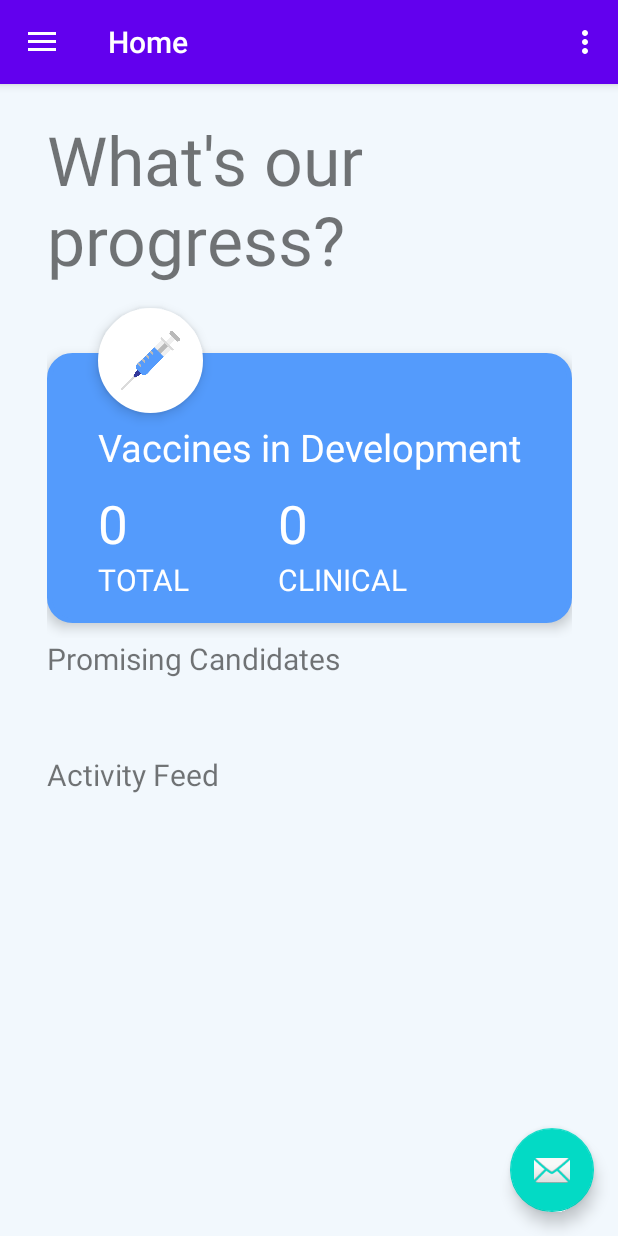
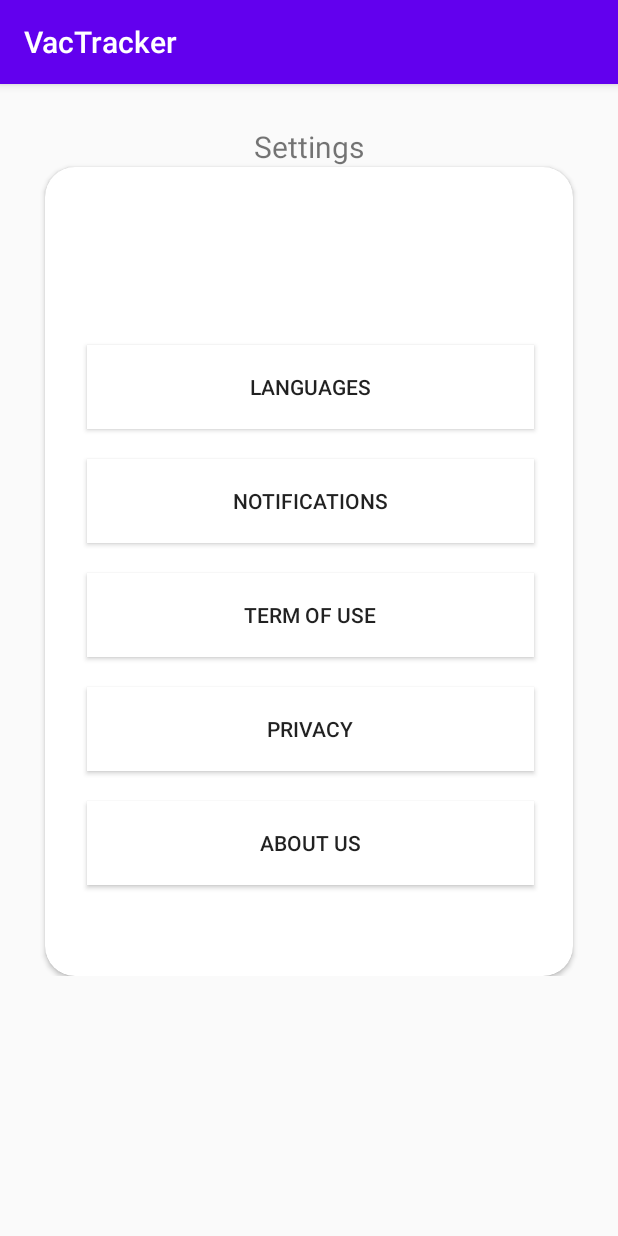
Before and after one commit to lienzhu/VacTracker, an Android app: the screen it shows after launch (MainActivity before the commit, SettingsActivity after it), in the options menu, after a tap on "Settings", on a phone screen of 412 x 824 dp. Run offline under Robolectric (Android 15) with nearby library versions, the phone set to English and light mode, and no system bars; our stand-ins replace Room's generated code, navigation-ui.

Commit message:
settings

```diff
--- a/app/src/main/AndroidManifest.xml
+++ b/app/src/main/AndroidManifest.xml
@@ -30,6 +30,11 @@
                 <category android:name="android.intent.category.LAUNCHER" />
             </intent-filter>
         </activity>
+        <activity
+            android:name=".ui.settings.SettingsActivity"
+            android:label="@string/app_name">
+
+        </activity>
 
 
         <meta-data
--- a/app/src/main/java/com/example/vactracker/MainActivity.java
+++ b/app/src/main/java/com/example/vactracker/MainActivity.java
@@ -1,14 +1,21 @@
 package com.example.vactracker;
 
+import android.app.FragmentTransaction;
+import android.content.Intent;
 import android.os.AsyncTask;
 import android.os.Bundle;
 import android.util.Log;
+import android.view.MenuItem;
 import android.view.View;
 import android.view.Menu;
 
 import com.example.vactracker.ui.DataService;
 import com.example.vactracker.ui.data.Obj;
 import com.example.vactracker.ui.data.Vaccine;
+import com.example.vactracker.ui.settings.Settings;
+import com.example.vactracker.ui.settings.SettingsActivity;
+import com.example.vactracker.ui.settings.TermsOfUse;
+import com.example.vactracker.ui.vaccines.VaccinesDetailActivity;
 import com.example.vactracker.ui.vaccines.VaccinesFragment;
 import com.google.android.material.floatingactionbutton.FloatingActionButton;
 import com.google.android.material.snackbar.Snackbar;
@@ -49,14 +56,7 @@ public class MainActivity extends AppCompatActivity {
         setContentView(R.layout.activity_main);
         Toolbar toolbar = findViewById(R.id.toolbar);
         setSupportActionBar(toolbar);
-        FloatingActionButton fab = findViewById(R.id.fab);
-        fab.setOnClickListener(new View.OnClickListener() {
-            @Override
-            public void onClick(View view) {
-                Snackbar.make(view, "Replace with your own action", Snackbar.LENGTH_LONG)
-                        .setAction("Action", null).show();
-            }
-        });
+
 
         mDb = Room.databaseBuilder(getApplicationContext(), AppDatabase.class, "app-database").allowMainThreadQueries().fallbackToDestructiveMigration()
                 .build();
@@ -83,7 +83,20 @@ public class MainActivity extends AppCompatActivity {
         getMenuInflater().inflate(R.menu.main, menu);
         return true;
     }
+    @Override
+    public boolean onOptionsItemSelected(MenuItem item) {
+        // Handle item selection
+        switch (item.getItemId()) {
+            case R.id.action_settings:
+                Intent intent = new Intent(getApplicationContext(), SettingsActivity.class);
+                startActivity(intent);
 
+                return true;
+
+            default:
+                return super.onOptionsItemSelected(item);
+        }
+    }
     @Override
     public boolean onSupportNavigateUp() {
         NavController navController = Navigation.findNavController(this, R.id.nav_host_fragment);
--- a/app/src/main/java/com/example/vactracker/ui/settings/Settings.java
+++ b/app/src/main/java/com/example/vactracker/ui/settings/Settings.java
@@ -82,12 +82,12 @@ public class Settings extends Fragment {
             }
         });
 
-        b6.setOnClickListener(new View.OnClickListener() {
-            @Override
-            public void onClick(View view) {
-
-            }
-        });
+//        b6.setOnClickListener(new View.OnClickListener() {
+//            @Override
+//            public void onClick(View view) {
+//
+//            }
+//        });
 
 
      return root;
--- /dev/null
+++ b/app/src/main/java/com/example/vactracker/ui/settings/SettingsActivity.java
@@ -0,0 +1,25 @@
+package com.example.vactracker.ui.settings;
+
+import android.os.Bundle;
+
+import androidx.appcompat.app.AppCompatActivity;
+
+import com.example.vactracker.R;
+
+public class SettingsActivity extends AppCompatActivity {
+    @Override
+    protected void onCreate(Bundle savedInstanceState) {
+        super.onCreate(savedInstanceState);
+        setContentView(R.layout.activity_settings);
+
+        if (savedInstanceState == null) {
+//            Bundle arguments = new Bundle();
+//            arguments.putString(DetailFragment.ARG_ITEM_ID, getIntent().getStringExtra(DetailFragment.ARG_ITEM_ID));
+            Settings fragment = new Settings();
+//            fragment.setArguments(arguments);
+            getSupportFragmentManager().beginTransaction()
+                    .add(R.id.detail_container, fragment)
+                    .commit();
+        }
+    }
+}
--- /dev/null
+++ b/app/src/main/res/layout/activity_settings.xml
@@ -0,0 +1,5 @@
+<?xml version="1.0" encoding="utf-8"?>
+<ScrollView xmlns:android="http://schemas.android.com/apk/res/android"
+    android:layout_height="match_parent"
+    android:layout_width="match_parent"
+    android:id="@+id/detail_container"/>
--- a/app/src/main/res/layout/fragment_settings.xml
+++ b/app/src/main/res/layout/fragment_settings.xml
@@ -84,7 +84,7 @@
             app:layout_constraintTop_toBottomOf="@+id/b3" />
 
         <Button
-            android:id="@+id/b"
+            android:id="@+id/b5"
             android:layout_width="298dp"
             android:layout_height="56dp"
             android:layout_marginTop="20dp"
```
